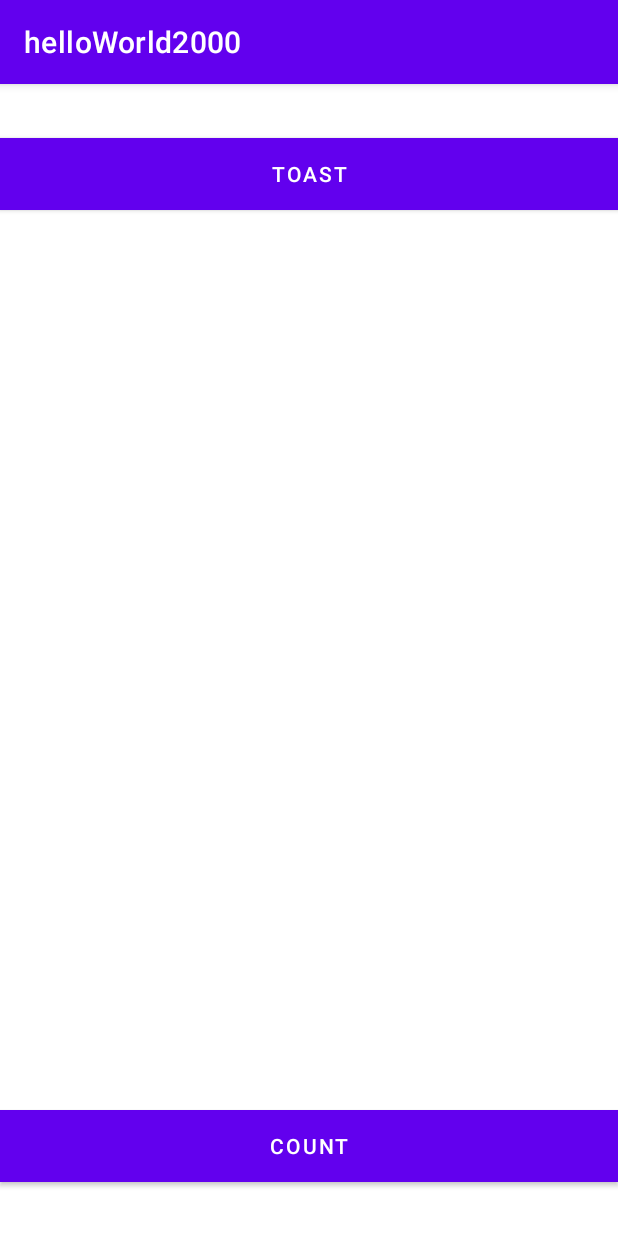
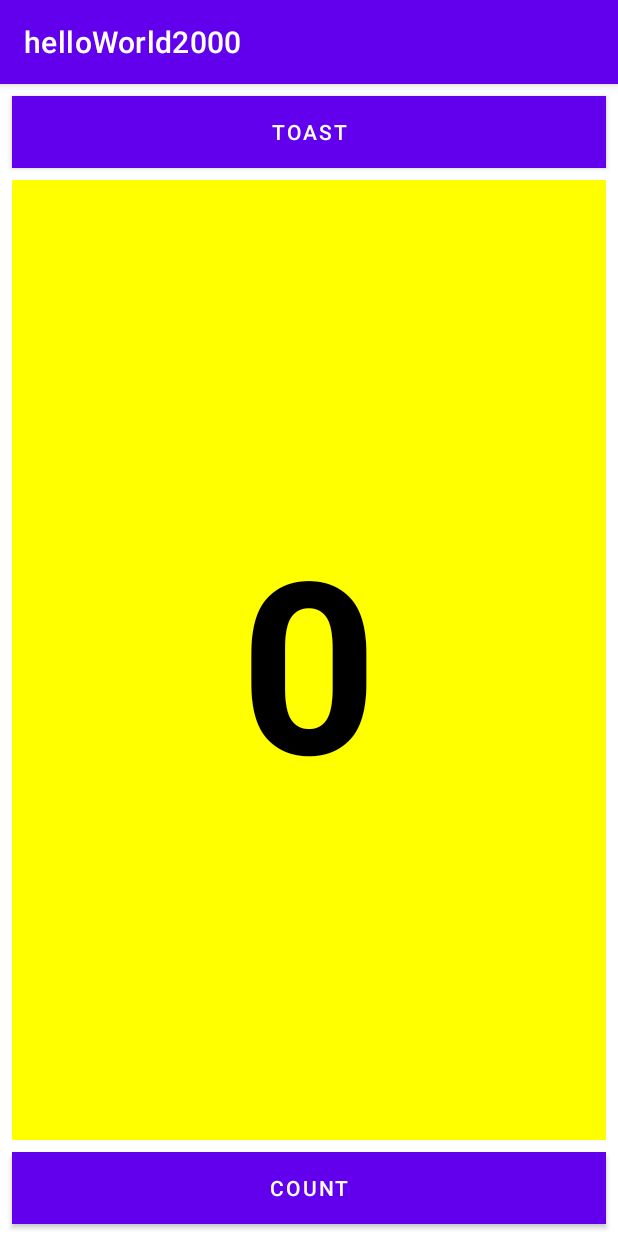
Before and after one commit to nelld28/helloWorld2000, an Android app: the screen it shows after launch (MainActivity), on a phone screen of 412 x 824 dp. Run offline under Robolectric (Android 15) with nearby library versions, the phone set to English and light mode, and no system bars.

Commit message:
Task 4: Add a textEdit and set attributes

```diff
--- a/app/src/main/res/layout/activity_main.xml
+++ b/app/src/main/res/layout/activity_main.xml
@@ -10,7 +10,9 @@
         android:id="@+id/button_toast"
         android:layout_width="0dp"
         android:layout_height="wrap_content"
-        android:layout_marginTop="36dp"
+        android:layout_marginStart="8dp"
+        android:layout_marginTop="8dp"
+        android:layout_marginEnd="8dp"
         android:background="@color/purple_700"
         android:text="Toast"
         android:textColor="@color/white"
@@ -23,7 +25,9 @@
         android:id="@+id/button_count"
         android:layout_width="0dp"
         android:layout_height="wrap_content"
-        android:layout_marginBottom="36dp"
+        android:layout_marginStart="8dp"
+        android:layout_marginEnd="8dp"
+        android:layout_marginBottom="8dp"
         android:background="@color/purple_700"
         android:text="Count"
         android:textColor="@color/white"
@@ -31,4 +35,24 @@
         app:layout_constraintEnd_toEndOf="parent"
         app:layout_constraintHorizontal_bias="0.547"
         app:layout_constraintStart_toStartOf="parent" />
+
+    <TextView
+        android:id="@+id/show_count"
+        android:layout_width="0dp"
+        android:layout_height="0dp"
+        android:layout_marginStart="8dp"
+        android:layout_marginTop="8dp"
+        android:layout_marginEnd="8dp"
+        android:layout_marginBottom="8dp"
+        android:background="#FFFF00"
+        android:gravity="center_vertical"
+        android:text="0"
+        android:textAlignment="center"
+        android:textColor="@color/black"
+        android:textSize="160sp"
+        android:textStyle="bold"
+        app:layout_constraintBottom_toTopOf="@+id/button_count"
+        app:layout_constraintEnd_toEndOf="parent"
+        app:layout_constraintStart_toStartOf="parent"
+        app:layout_constraintTop_toBottomOf="@+id/button_toast" />
 </androidx.constraintlayout.widget.ConstraintLayout>
```
Also changed, not shown: 1 other file.
